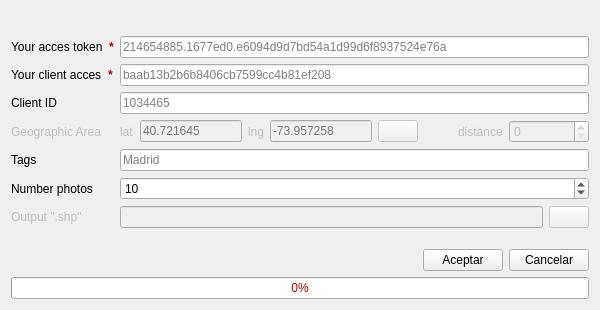
Above: ui.resources/ui_Insta2QgisTool.ui from engenegr/instagram2qgis before the change. Below: the same form after it.
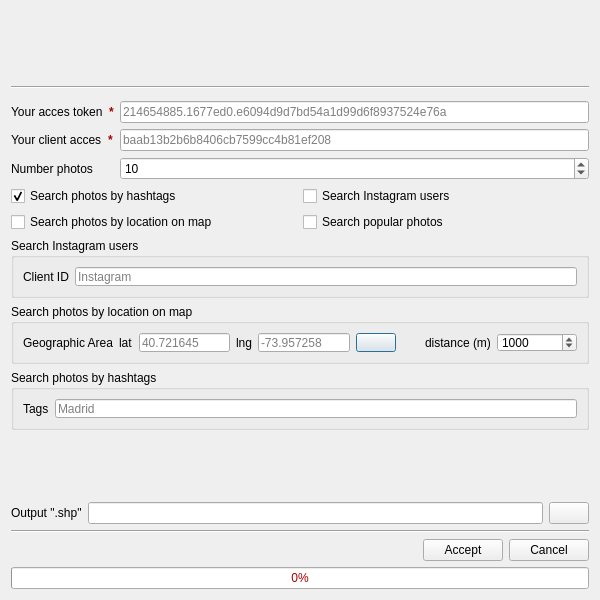
That is the form after the change. Icons and pictures are not drawn.

What changed in the file:
```diff
--- a/ui.resources/ui_Insta2QgisTool.ui
+++ b/ui.resources/ui_Insta2QgisTool.ui
@@ -7,7 +7,7 @@
     <x>0</x>
     <y>0</y>
     <width>600</width>
-    <height>310</height>
+    <height>600</height>
    </rect>
   </property>
   <property name="sizePolicy">
@@ -19,13 +19,13 @@
   <property name="minimumSize">
    <size>
     <width>600</width>
-    <height>310</height>
+    <height>465</height>
    </size>
   </property>
   <property name="maximumSize">
    <size>
     <width>600</width>
-    <height>310</height>
+    <height>16777215</height>
    </size>
   </property>
   <property name="windowTitle">
@@ -33,14 +33,14 @@
   </property>
   <property name="windowIcon">
    <iconset resource="resources.qrc">
-    <normaloff>:/imgInstragram/images/icon.png</normaloff>:/imgInstragram/images/icon.png</iconset>
+    <normaloff>:/imgInstagram/images/icon.png</normaloff>:/imgInstagram/images/icon.png</iconset>
   </property>
   <property name="accessibleDescription">
    <string/>
   </property>
   <layout class="QVBoxLayout" name="verticalLayout">
    <item>
-    <spacer name="verticalSpacer_2">
+    <spacer name="verticalSpacer">
      <property name="orientation">
       <enum>Qt::Vertical</enum>
      </property>
@@ -52,14 +52,45 @@
      </property>
     </spacer>
    </item>
+   <item>
+    <widget class="Line" name="line">
+     <property name="orientation">
+      <enum>Qt::Horizontal</enum>
+     </property>
+    </widget>
+   </item>
    <item>
     <layout class="QFormLayout" name="formLayout">
-     <property name="fieldGrowthPolicy">
-      <enum>QFormLayout::AllNonFixedFieldsGrow</enum>
-     </property>
      <property name="topMargin">
-      <number>10</number>
+      <number>6</number>
      </property>
+     <item row="0" column="0">
+      <layout class="QHBoxLayout" name="horizontalLayout_6">
+       <item>
+        <widget class="QLabel" name="label">
+         <property name="text">
+          <string>Your acces token</string>
+         </property>
+        </widget>
+       </item>
+       <item>
+        <widget class="QLabel" name="label_11">
+         <property name="font">
+          <font>
+           <weight>75</weight>
+           <bold>true</bold>
+          </font>
+         </property>
+         <property name="styleSheet">
+          <string notr="true">color:rgb(170, 0, 0)</string>
+         </property>
+         <property name="text">
+          <string>*</string>
+         </property>
+        </widget>
+       </item>
+      </layout>
+     </item>
      <item row="0" column="1">
       <widget class="QLineEdit" name="lnToken">
        <property name="text">
@@ -70,6 +101,33 @@
        </property>
       </widget>
      </item>
+     <item row="1" column="0">
+      <layout class="QHBoxLayout" name="horizontalLayout_7">
+       <item>
+        <widget class="QLabel" name="label_2">
+         <property name="text">
+          <string>Your client acces</string>
+         </property>
+        </widget>
+       </item>
+       <item>
+        <widget class="QLabel" name="label_12">
+         <property name="font">
+          <font>
+           <weight>75</weight>
+           <bold>true</bold>
+          </font>
+         </property>
+         <property name="styleSheet">
+          <string notr="true">color:rgb(170, 0, 0)</string>
+         </property>
+         <property name="text">
+          <string>*</string>
+         </property>
+        </widget>
+       </item>
+      </layout>
+     </item>
      <item row="1" column="1">
       <widget class="QLineEdit" name="lnAcces">
        <property name="text">
@@ -81,38 +139,174 @@
       </widget>
      </item>
      <item row="2" column="0">
+      <widget class="QLabel" name="label_4">
+       <property name="text">
+        <string>Number photos</string>
+       </property>
+      </widget>
+     </item>
+     <item row="2" column="1">
+      <widget class="QSpinBox" name="sp_count">
+       <property name="minimum">
+        <number>1</number>
+       </property>
+       <property name="maximum">
+        <number>999999999</number>
+       </property>
+       <property name="value">
+        <number>10</number>
+       </property>
+      </widget>
+     </item>
+    </layout>
+   </item>
+   <item>
+    <layout class="QGridLayout" name="gridLayout">
+     <item row="0" column="0">
+      <widget class="QCheckBox" name="ch_hashtags">
+       <property name="cursor">
+        <cursorShape>PointingHandCursor</cursorShape>
+       </property>
+       <property name="text">
+        <string>Search photos by hashtags</string>
+       </property>
+       <property name="icon">
+        <iconset resource="resources.qrc">
+         <normaloff>:/imgInstagram/images/icon_photos.svg</normaloff>:/imgInstagram/images/icon_photos.svg</iconset>
+       </property>
+       <property name="checked">
+        <bool>true</bool>
+       </property>
+       <property name="autoExclusive">
+        <bool>true</bool>
+       </property>
+      </widget>
+     </item>
+     <item row="1" column="0">
+      <widget class="QCheckBox" name="ch_location">
+       <property name="cursor">
+        <cursorShape>PointingHandCursor</cursorShape>
+       </property>
+       <property name="text">
+        <string>Search photos by location on map</string>
+       </property>
+       <property name="icon">
+        <iconset resource="resources.qrc">
+         <normaloff>:/imgInstagram/images/icon_map.svg</normaloff>:/imgInstagram/images/icon_map.svg</iconset>
+       </property>
+       <property name="autoExclusive">
+        <bool>true</bool>
+       </property>
+      </widget>
+     </item>
+     <item row="0" column="1">
+      <widget class="QCheckBox" name="ch_user">
+       <property name="cursor">
+        <cursorShape>PointingHandCursor</cursorShape>
+       </property>
+       <property name="text">
+        <string>Search Instagram users</string>
+       </property>
+       <property name="icon">
+        <iconset resource="resources.qrc">
+         <normaloff>:/imgInstagram/images/icon_users.svg</normaloff>:/imgInstagram/images/icon_users.svg</iconset>
+       </property>
+       <property name="autoExclusive">
+        <bool>true</bool>
+       </property>
+      </widget>
+     </item>
+     <item row="1" column="1">
+      <widget class="QCheckBox" name="ch_popular">
+       <property name="cursor">
+        <cursorShape>PointingHandCursor</cursorShape>
+       </property>
+       <property name="text">
+        <string>Search popular photos</string>
+       </property>
+       <property name="icon">
+        <iconset resource="resources.qrc">
+         <normaloff>:/imgInstagram/images/icon_places.svg</normaloff>:/imgInstagram/images/icon_places.svg</iconset>
+       </property>
+       <property name="autoExclusive">
+        <bool>true</bool>
+       </property>
+      </widget>
+     </item>
+    </layout>
+   </item>
+   <item>
+    <widget class="QGroupBox" name="groupBox_user">
+     <property name="minimumSize">
+      <size>
+       <width>0</width>
+       <height>60</height>
+      </size>
+     </property>
+     <property name="maximumSize">
+      <size>
+       <width>16777215</width>
+       <height>60</height>
+      </size>
+     </property>
+     <property name="title">
+      <string>Search Instagram users</string>
+     </property>
+     <layout class="QFormLayout" name="formLayout_5">
+      <item row="0" column="0">
       <widget class="QLabel" name="label_3">
        <property name="text">
         <string>Client ID</string>
        </property>
       </widget>
      </item>
-     <item row="2" column="1">
+      <item row="0" column="1">
       <widget class="QLineEdit" name="lnId">
        <property name="text">
         <string/>
        </property>
        <property name="placeholderText">
-        <string>1034465</string>
+         <string>Instagram</string>
        </property>
       </widget>
      </item>
-     <item row="3" column="0">
+     </layout>
+    </widget>
+   </item>
+   <item>
+    <widget class="QGroupBox" name="groupBox_location">
+     <property name="minimumSize">
+      <size>
+       <width>0</width>
+       <height>60</height>
+      </size>
+     </property>
+     <property name="maximumSize">
+      <size>
+       <width>16777215</width>
+       <height>60</height>
+      </size>
+     </property>
+     <property name="title">
+      <string>Search photos by location on map</string>
+     </property>
+     <layout class="QFormLayout" name="formLayout_4">
+      <item row="0" column="0">
       <widget class="QLabel" name="label_6">
        <property name="enabled">
-        <bool>false</bool>
+         <bool>true</bool>
        </property>
        <property name="text">
         <string>Geographic Area</string>
        </property>
       </widget>
      </item>
-     <item row="3" column="1">
+      <item row="0" column="1">
       <layout class="QHBoxLayout" name="horizontalLayout_3">
        <item>
         <widget class="QLabel" name="label_8">
          <property name="enabled">
-          <bool>false</bool>
+           <bool>true</bool>
          </property>
          <property name="text">
           <string>lat</string>
@@ -122,7 +316,7 @@
        <item>
         <widget class="QLineEdit" name="ln_lat">
          <property name="enabled">
-          <bool>false</bool>
+           <bool>true</bool>
          </property>
          <property name="placeholderText">
           <string>40.721645</string>
@@ -132,7 +326,7 @@
        <item>
         <widget class="QLabel" name="label_7">
          <property name="enabled">
-          <bool>false</bool>
+           <bool>true</bool>
          </property>
          <property name="text">
           <string>lng</string>
@@ -142,7 +336,7 @@
        <item>
         <widget class="QLineEdit" name="ln_lng">
          <property name="enabled">
-          <bool>false</bool>
+           <bool>true</bool>
          </property>
          <property name="placeholderText">
           <string>-73.957258</string>
@@ -152,7 +346,7 @@
        <item>
         <widget class="QPushButton" name="btn_click_coord">
          <property name="enabled">
-          <bool>false</bool>
+           <bool>true</bool>
          </property>
          <property name="cursor">
           <cursorShape>PointingHandCursor</cursorShape>
@@ -165,7 +359,7 @@
          </property>
          <property name="icon">
           <iconset resource="resources.qrc">
-           <normaloff>:/imgInstragram/images/click.png</normaloff>:/imgInstragram/images/click.png</iconset>
+            <normaloff>:/imgInstagram/images/click.png</normaloff>:/imgInstagram/images/click.png</iconset>
          </property>
         </widget>
        </item>
@@ -185,17 +379,17 @@
        <item>
         <widget class="QLabel" name="label_9">
          <property name="enabled">
-          <bool>false</bool>
+           <bool>true</bool>
          </property>
          <property name="text">
-          <string>distance</string>
+           <string>distance (m)</string>
          </property>
         </widget>
        </item>
        <item>
         <widget class="QSpinBox" name="sp_distance">
          <property name="enabled">
-          <bool>false</bool>
+           <bool>true</bool>
          </property>
          <property name="minimumSize">
           <size>
@@ -203,18 +397,45 @@
            <height>0</height>
           </size>
          </property>
+          <property name="maximum">
+           <number>5000</number>
+          </property>
+          <property name="value">
+           <number>1000</number>
+          </property>
         </widget>
        </item>
       </layout>
      </item>
-     <item row="4" column="0">
+     </layout>
+    </widget>
+   </item>
+   <item>
+    <widget class="QGroupBox" name="groupBox_tags">
+     <property name="minimumSize">
+      <size>
+       <width>0</width>
+       <height>60</height>
+      </size>
+     </property>
+     <property name="maximumSize">
+      <size>
+       <width>16777215</width>
+       <height>60</height>
+      </size>
+     </property>
+     <property name="title">
+      <string>Search photos by hashtags</string>
+     </property>
+     <layout class="QFormLayout" name="formLayout_3">
+      <item row="0" column="0">
       <widget class="QLabel" name="label_10">
        <property name="text">
         <string>Tags</string>
        </property>
       </widget>
      </item>
-     <item row="4" column="1">
+      <item row="0" column="1">
       <widget class="QLineEdit" name="ln_tags">
        <property name="text">
         <string/>
@@ -224,42 +445,55 @@
        </property>
       </widget>
      </item>
-     <item row="5" column="0">
-      <widget class="QLabel" name="label_4">
-       <property name="text">
-        <string>Number photos</string>
-       </property>
-      </widget>
-     </item>
-     <item row="5" column="1">
-      <widget class="QSpinBox" name="sp_count">
-       <property name="minimum">
-        <number>1</number>
-       </property>
-       <property name="maximum">
-        <number>999999999</number>
-       </property>
-       <property name="value">
-        <number>10</number>
-       </property>
-      </widget>
-     </item>
-     <item row="6" column="0">
+     </layout>
+    </widget>
+   </item>
+   <item>
+    <widget class="QGroupBox" name="groupBox_popular">
+     <property name="enabled">
+      <bool>false</bool>
+     </property>
+     <property name="minimumSize">
+      <size>
+       <width>0</width>
+       <height>60</height>
+      </size>
+     </property>
+     <property name="maximumSize">
+      <size>
+       <width>16777215</width>
+       <height>60</height>
+      </size>
+     </property>
+     <property name="styleSheet">
+      <string notr="true">border:0px</string>
+     </property>
+     <property name="title">
+      <string/>
+     </property>
+     <property name="flat">
+      <bool>false</bool>
+     </property>
+    </widget>
+   </item>
+   <item>
+    <layout class="QFormLayout" name="formLayout_2">
+     <item row="0" column="0">
       <widget class="QLabel" name="label_5">
        <property name="enabled">
-        <bool>false</bool>
+        <bool>true</bool>
        </property>
        <property name="text">
         <string>Output &quot;.shp&quot;</string>
        </property>
       </widget>
      </item>
-     <item row="6" column="1">
+     <item row="0" column="1">
       <layout class="QHBoxLayout" name="horizontalLayout_2">
        <item>
         <widget class="QLineEdit" name="output_cmb">
          <property name="enabled">
-          <bool>false</bool>
+          <bool>true</bool>
          </property>
          <property name="readOnly">
           <bool>true</bool>
@@ -269,7 +503,7 @@
        <item>
         <widget class="QPushButton" name="pushButton">
          <property name="enabled">
-          <bool>false</bool>
+          <bool>true</bool>
          </property>
          <property name="cursor">
           <cursorShape>PointingHandCursor</cursorShape>
@@ -279,80 +513,20 @@
          </property>
          <property name="icon">
           <iconset resource="resources.qrc">
-           <normaloff>:/imgInstragram/images/folder.png</normaloff>:/imgInstragram/images/folder.png</iconset>
+           <normaloff>:/imgInstagram/images/folder.png</normaloff>:/imgInstagram/images/folder.png</iconset>
          </property>
         </widget>
        </item>
       </layout>
      </item>
-     <item row="0" column="0">
-      <layout class="QHBoxLayout" name="horizontalLayout_6">
-       <item>
-        <widget class="QLabel" name="label">
-         <property name="text">
-          <string>Your acces token</string>
-         </property>
-        </widget>
-       </item>
-       <item>
-        <widget class="QLabel" name="label_11">
-         <property name="font">
-          <font>
-           <weight>75</weight>
-           <bold>true</bold>
-          </font>
-         </property>
-         <property name="styleSheet">
-          <string notr="true">color:rgb(170, 0, 0)</string>
-         </property>
-         <property name="text">
-          <string>*</string>
-         </property>
-        </widget>
-       </item>
-      </layout>
-     </item>
-     <item row="1" column="0">
-      <layout class="QHBoxLayout" name="horizontalLayout_7">
+    </layout>
+   </item>
        <item>
-        <widget class="QLabel" name="label_2">
-         <property name="text">
-          <string>Your client acces</string>
-         </property>
-        </widget>
-       </item>
-       <item>
-        <widget class="QLabel" name="label_12">
-         <property name="font">
-          <font>
-           <weight>75</weight>
-           <bold>true</bold>
-          </font>
-         </property>
-         <property name="styleSheet">
-          <string notr="true">color:rgb(170, 0, 0)</string>
-         </property>
-         <property name="text">
-          <string>*</string>
-         </property>
-        </widget>
-       </item>
-      </layout>
-     </item>
-    </layout>
-   </item>
-   <item>
-    <spacer name="verticalSpacer">
+    <widget class="Line" name="line_2">
      <property name="orientation">
-      <enum>Qt::Vertical</enum>
+      <enum>Qt::Horizontal</enum>
      </property>
-     <property name="sizeHint" stdset="0">
-      <size>
-       <width>20</width>
-       <height>40</height>
-      </size>
-     </property>
-    </spacer>
+    </widget>
    </item>
    <item>
     <layout class="QHBoxLayout" name="horizontalLayout">
@@ -375,7 +549,7 @@
         <cursorShape>PointingHandCursor</cursorShape>
        </property>
        <property name="text">
-        <string>Aceptar</string>
+        <string>Accept</string>
        </property>
       </widget>
      </item>
@@ -385,7 +559,7 @@
         <cursorShape>PointingHandCursor</cursorShape>
        </property>
        <property name="text">
-        <string>Cancelar</string>
+        <string>Cancel</string>
        </property>
       </widget>
      </item>
```
Left out of the diff: 81 changed lines with no effect on the pictures. Lines whose indentation alone changed are shown as unchanged.
